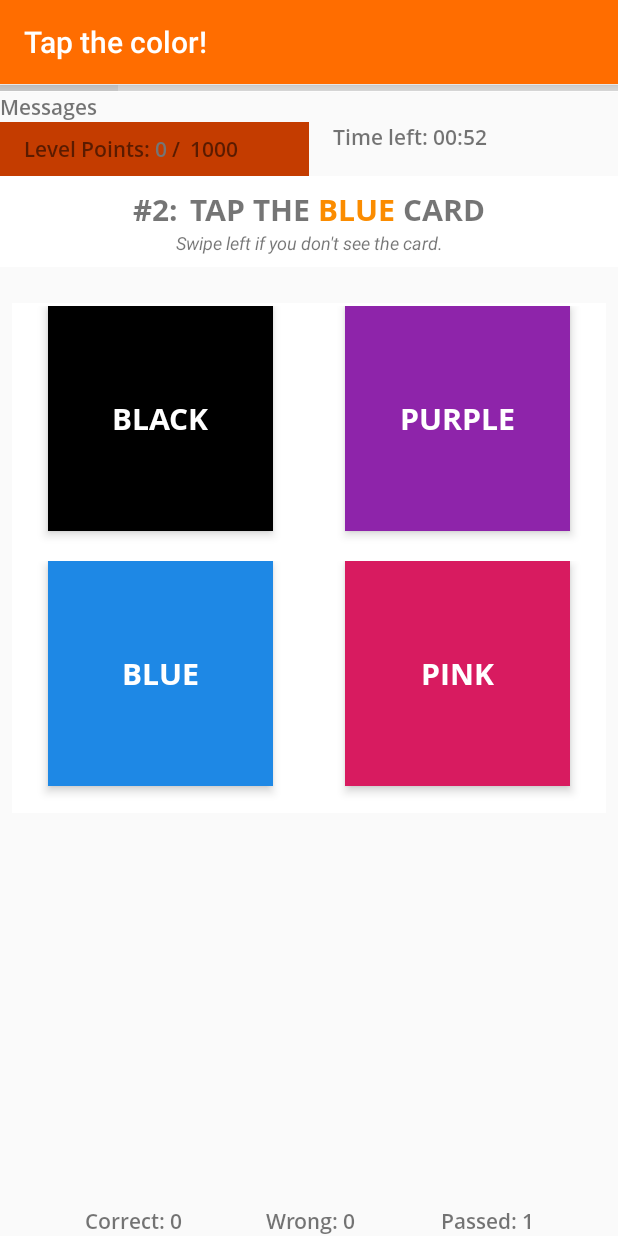
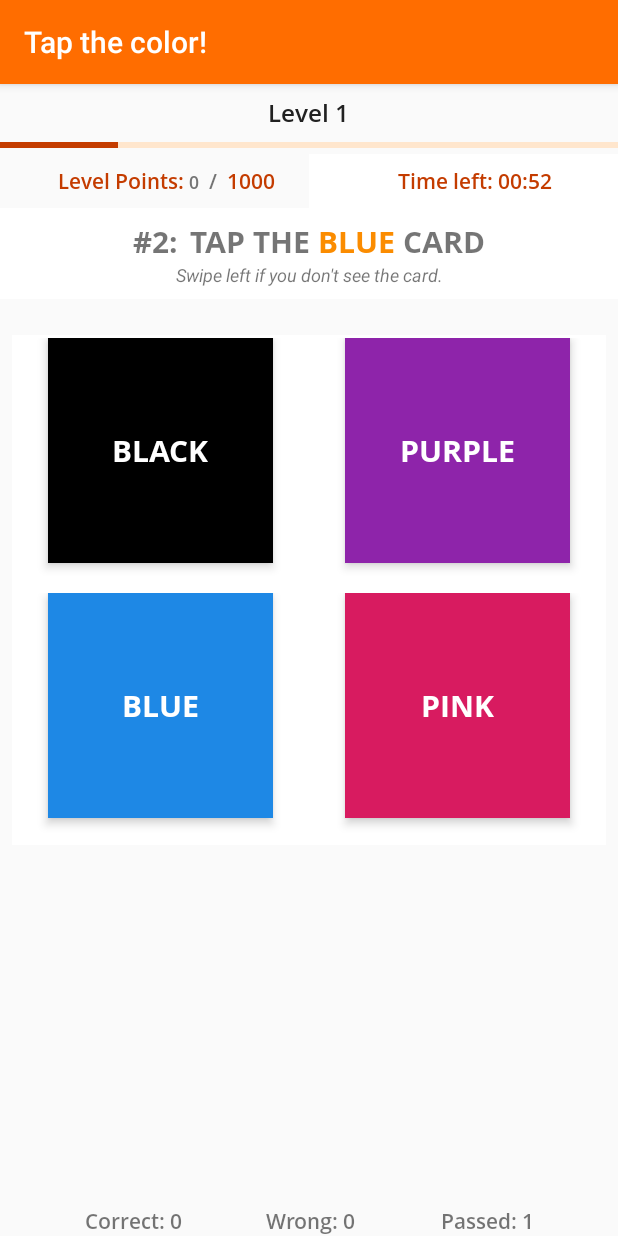
Before and after one commit to IsaacAsante/ColorCards, an Android app: the screen it shows after launch (MainActivity), on a phone screen of 412 x 824 dp. Run offline under Robolectric (Android 15) with nearby library versions, the phone set to English and light mode, and no system bars.

Commit message:
Changed the appearance of the progress bar and user progress sections to match the new color scheme.

```diff
--- a/src/main/res/layout/fragment_progressbar.xml
+++ b/src/main/res/layout/fragment_progressbar.xml
@@ -1,23 +1,31 @@
 <?xml version="1.0" encoding="utf-8"?>
 <RelativeLayout xmlns:android="http://schemas.android.com/apk/res/android"
     android:layout_width="match_parent"
-    android:layout_height="match_parent">
-
-    <ProgressBar
-        android:id="@+id/determinateBar_Shuffling"
-        style="@style/Widget.AppCompat.ProgressBar.Horizontal"
-        android:layout_width="match_parent"
-        android:layout_height="5dp"
-        android:background="@color/white"
-        android:max="100"
-        android:progress="10" />
+    android:layout_height="match_parent"
+    android:background="@color/colorSecondary">
 
     <TextView
         android:id="@+id/textView_Progress"
         style="@style/MetaData"
         android:layout_width="wrap_content"
         android:layout_height="wrap_content"
-        android:layout_below="@id/determinateBar_Shuffling"
-        android:text="Messages" />
+        android:layout_centerHorizontal="true"
+        android:layout_marginTop="8dp"
+        android:layout_marginBottom="8dp"
+        android:text="Level 1"
+        android:textColor="@color/darkTextColor"
+        android:textSize="16sp" />
+
+    <ProgressBar
+        android:id="@+id/determinateBar_Shuffling"
+        style="@style/Widget.AppCompat.ProgressBar.Horizontal"
+        android:layout_width="match_parent"
+        android:layout_height="4dp"
+        android:layout_below="@id/textView_Progress"
+        android:background="@color/white"
+        android:max="100"
+        android:progress="10"
+        android:progressBackgroundTint="@color/colorPrimaryLight"
+        android:progressTint="@color/colorPrimaryDark" />
 
 </RelativeLayout>
--- a/src/main/res/layout/fragment_user_progress.xml
+++ b/src/main/res/layout/fragment_user_progress.xml
@@ -2,13 +2,15 @@
 <LinearLayout xmlns:android="http://schemas.android.com/apk/res/android"
     android:layout_width="match_parent"
     android:layout_height="match_parent"
-    android:orientation="horizontal">
+    android:orientation="horizontal"
+    android:layout_marginTop="4dp">
 
     <LinearLayout
+        style="@style/MetaData"
         android:layout_width="0dp"
         android:layout_height="wrap_content"
         android:layout_weight="0.5"
-        android:background="@color/colorPrimaryDark"
+        android:gravity="center_horizontal"
         android:paddingTop="8dp"
         android:paddingBottom="8dp">
 
@@ -18,14 +20,18 @@
             android:layout_width="wrap_content"
             android:layout_height="wrap_content"
             android:layout_marginLeft="16dp"
-            android:text="Level Points: " />
+            android:text="Level Points: "
+            android:textColor="@color/colorPrimaryDark"
+            android:textSize="14sp" />
 
         <TextView
             android:id="@+id/textView_LevelPoints"
             style="@style/MetaData"
             android:layout_width="wrap_content"
             android:layout_height="wrap_content"
-            android:text="0" />
+            android:text="0 "
+            android:textColor="@color/colorPrimaryDark"
+            android:textSize="12sp" />
 
         <TextView
             android:id="@+id/textView_LevelPointsSlash"
@@ -39,13 +45,20 @@
             style="@style/MetaData"
             android:layout_width="wrap_content"
             android:layout_height="wrap_content"
-            android:text=" 1000" />
+            android:text=" 1000"
+            android:textColor="@color/colorPrimaryDark"
+            android:textSize="14sp" />
     </LinearLayout>
 
     <LinearLayout
+        style="@style/MetaData"
         android:layout_width="0dp"
         android:layout_height="wrap_content"
-        android:layout_weight="0.5">
+        android:layout_weight="0.5"
+        android:background="@color/white"
+        android:gravity="center_horizontal"
+        android:paddingTop="8dp"
+        android:paddingBottom="8dp">
 
         <TextView
             android:id="@+id/textView_TimeLeft"
@@ -53,14 +66,18 @@
             android:layout_width="wrap_content"
             android:layout_height="wrap_content"
             android:layout_marginLeft="16dp"
-            android:text="Time left: " />
+            android:text="Time left: "
+            android:textColor="@color/colorPrimaryDark"
+            android:textSize="14sp" />
 
         <TextView
             android:id="@+id/textView_Timer"
             style="@style/MetaData"
             android:layout_width="wrap_content"
             android:layout_height="wrap_content"
-            android:text="" />
+            android:text=""
+            android:textColor="@color/colorPrimaryDark"
+            android:textSize="14sp" />
     </LinearLayout>
 
 </LinearLayout>
--- a/src/main/res/values/colors.xml
+++ b/src/main/res/values/colors.xml
@@ -6,8 +6,9 @@
     <color name="colorSecondary">#fafafa</color>
     <color name="colorSecondaryDark">#ffffff</color>
     <color name="colorAccent">#c7c7c7</color>
-    <color name="primaryTextColor">#000000</color>
-    <color name="secondaryTextColor">#ffffff</color>
+    <color name="primaryTextColor">#ffffff</color>
+    <color name="secondaryTextColor">#000000</color>
+    <color name="darkTextColor">#212121</color>
     <color name="red">#e53935</color>
     <color name="pink">#d81b60</color>
     <color name="purple">#8e24aa</color>
```
